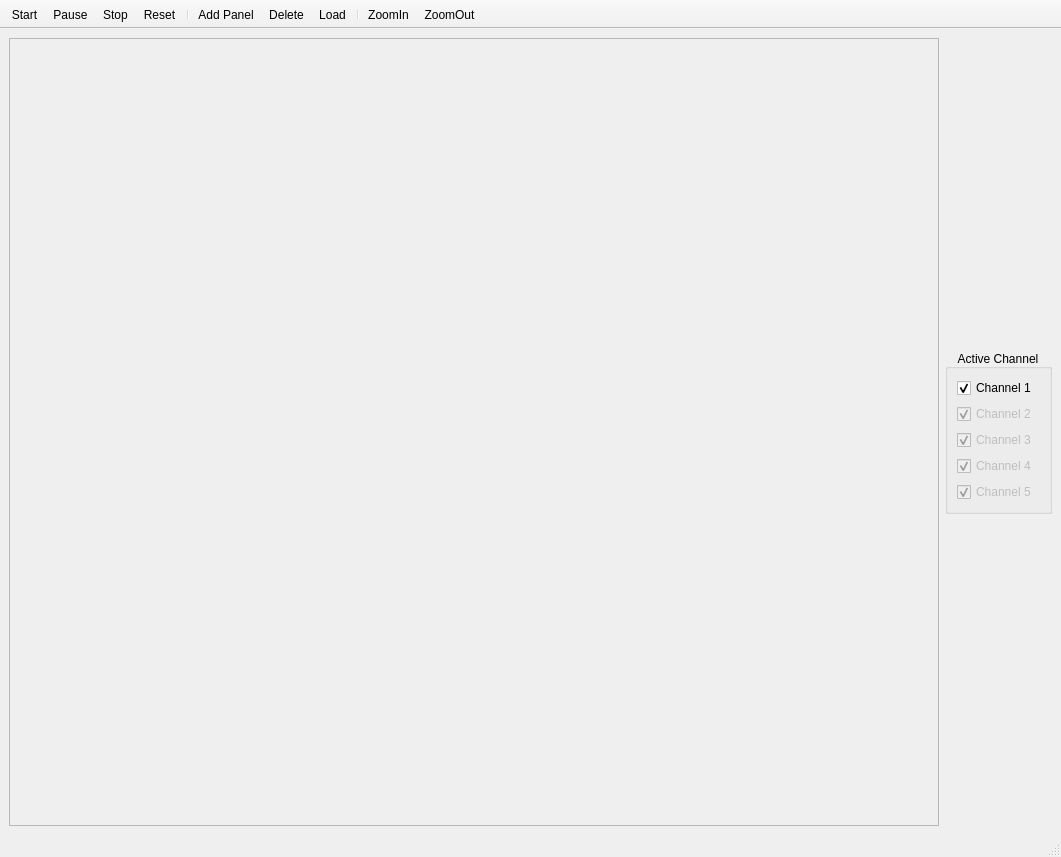
Above: Task1/startstop.ui from Ahmad-Abdalmageed/DSP_tasks- before the change. Below: the same form after it.
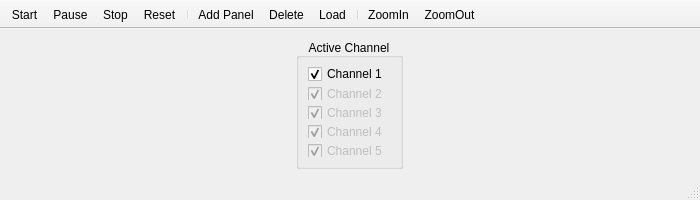
That is the form after the change.

Patch:
```diff
--- a/Task1/startstop.ui
+++ b/Task1/startstop.ui
@@ -6,37 +6,21 @@
    <rect>
     <x>0</x>
     <y>0</y>
-    <width>1061</width>
-    <height>857</height>
+    <width>700</width>
+    <height>200</height>
    </rect>
   </property>
+  <property name="minimumSize">
+   <size>
+    <width>700</width>
+    <height>200</height>
+   </size>
+  </property>
   <property name="windowTitle">
    <string>Wave Yeeter</string>
   </property>
   <widget class="QWidget" name="centralwidget">
    <layout class="QHBoxLayout" name="horizontalLayout">
-    <item>
-     <widget class="QScrollArea" name="scrollArea">
-      <property name="widgetResizable">
-       <bool>true</bool>
-      </property>
-      <widget class="QWidget" name="scrollAreaWidgetContents">
-       <property name="geometry">
-        <rect>
-         <x>0</x>
-         <y>0</y>
-         <width>915</width>
-         <height>761</height>
-        </rect>
-       </property>
-       <layout class="QVBoxLayout" name="verticalLayout_2">
-        <item>
-         <layout class="QVBoxLayout" name="verticalLayout"/>
-        </item>
-       </layout>
-      </widget>
-     </widget>
-    </item>
     <item>
      <widget class="QGroupBox" name="groupBox">
       <property name="sizePolicy">
```
Left out of the diff: 2 changed lines with no effect on the pictures.
